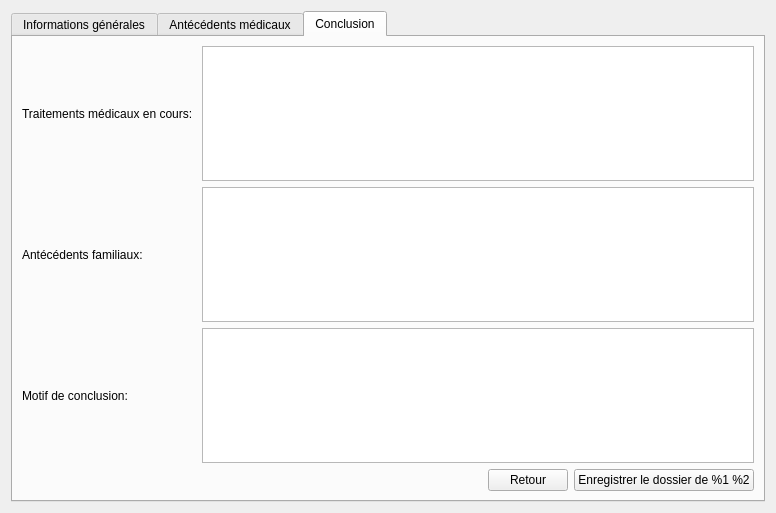
Qt form UserInterface/ui_Files/CreatePatientScreen.ui (GuillaumeMajstruk/softOsteo) before a commit.
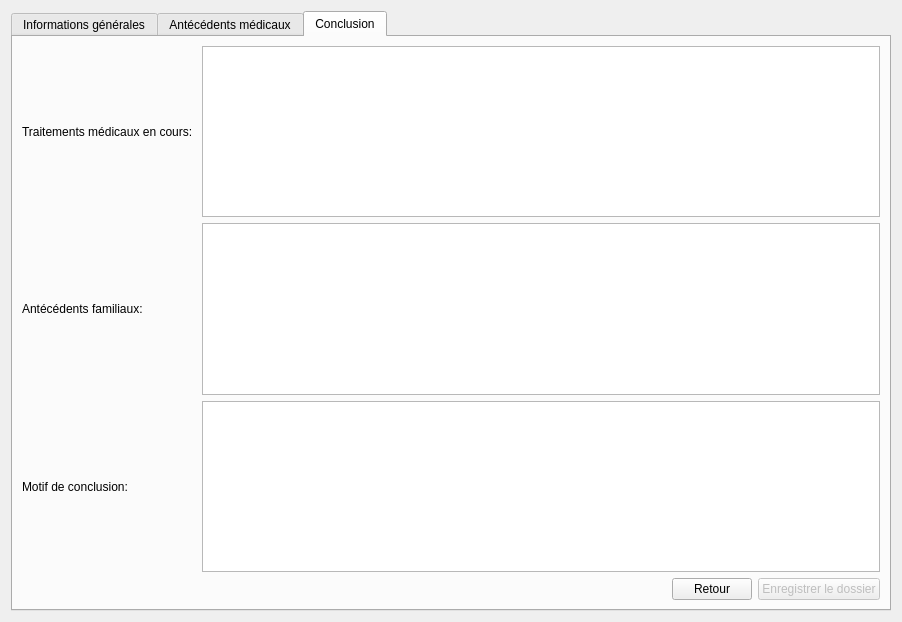
The same form after that commit. The open tabs and pages were chosen to show the change.

Commit message: Création de la fonction Screen::loadWidget() qui initialise un objet en fonction de son type et de son nom et vérifie que l'initialisation est OK -> si oui il l'ajoute à la liste de tous les widgets de l'interface

What changed in the file:
```diff
--- a/UserInterface/ui_Files/CreatePatientScreen.ui
+++ b/UserInterface/ui_Files/CreatePatientScreen.ui
@@ -6,8 +6,8 @@
    <rect>
     <x>0</x>
     <y>0</y>
-    <width>776</width>
-    <height>513</height>
+    <width>902</width>
+    <height>622</height>
    </rect>
   </property>
   <property name="windowTitle">
@@ -643,11 +643,14 @@
          </item>
          <item>
           <widget class="QPushButton" name="savePatientFolder_PB">
+           <property name="enabled">
+            <bool>false</bool>
+           </property>
            <property name="toolTip">
             <string>Enregistrer le dossier dans la base de données</string>
            </property>
            <property name="text">
-            <string>Enregistrer le dossier de %1 %2</string>
+            <string>Enregistrer le dossier</string>
            </property>
           </widget>
          </item>
```
Left out of the diff: 8 changed lines with no effect on the pictures. The commit also changes 14 other files.
